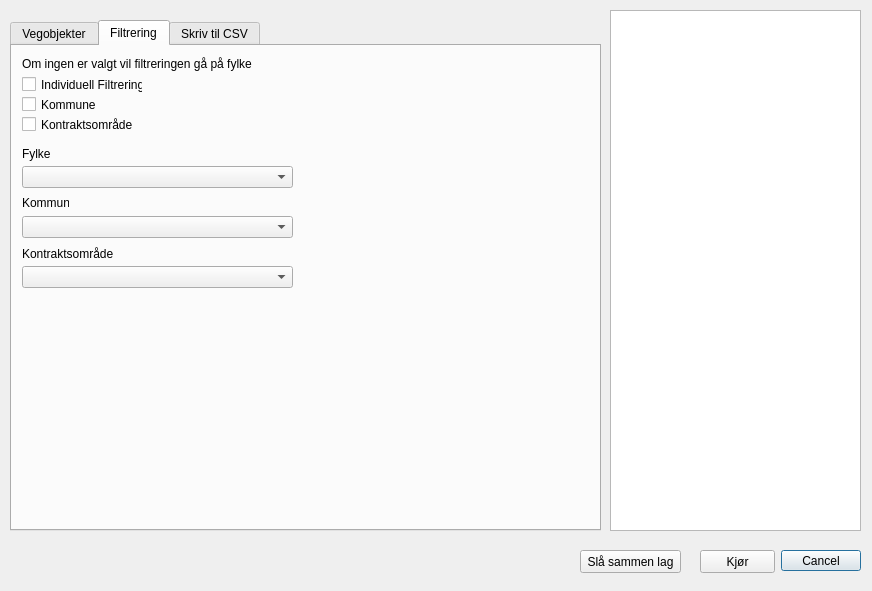
The window that nvdb_qgis_plugin_dialog_base.ui (vtfk/NVDB-qgis-plugin) describes before a commit, drawn with Qt 5.
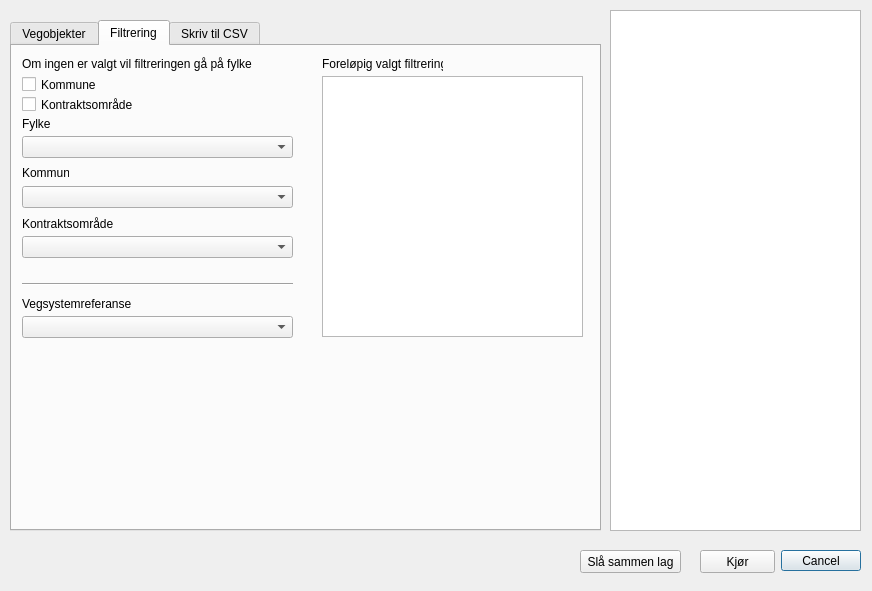
The same window after the commit. The open tabs and pages were chosen to show the change.

Commit message: Filtrering for vegsystemreferanse

Patch:
```diff
--- a/nvdb_qgis_plugin_dialog_base.ui
+++ b/nvdb_qgis_plugin_dialog_base.ui
@@ -157,27 +157,11 @@
     <attribute name="title">
      <string>Filtrering</string>
     </attribute>
-    <widget class="QCheckBox" name="individCheck">
-     <property name="geometry">
-      <rect>
-       <x>10</x>
-       <y>30</y>
-       <width>121</width>
-       <height>17</height>
-      </rect>
-     </property>
-     <property name="text">
-      <string>Individuell Filtrering</string>
-     </property>
-     <property name="tristate">
-      <bool>false</bool>
-     </property>
-    </widget>
     <widget class="QLabel" name="label_2">
      <property name="geometry">
       <rect>
        <x>10</x>
-       <y>100</y>
+       <y>70</y>
        <width>71</width>
        <height>16</height>
       </rect>
@@ -190,7 +174,7 @@
      <property name="geometry">
       <rect>
        <x>10</x>
-       <y>170</y>
+       <y>140</y>
        <width>271</width>
        <height>22</height>
       </rect>
@@ -200,7 +184,7 @@
      <property name="geometry">
       <rect>
        <x>10</x>
-       <y>150</y>
+       <y>120</y>
        <width>47</width>
        <height>13</height>
       </rect>
@@ -213,7 +197,7 @@
      <property name="geometry">
       <rect>
        <x>10</x>
-       <y>120</y>
+       <y>90</y>
        <width>271</width>
        <height>22</height>
       </rect>
@@ -223,7 +207,7 @@
      <property name="geometry">
       <rect>
        <x>10</x>
-       <y>50</y>
+       <y>30</y>
        <width>101</width>
        <height>17</height>
       </rect>
@@ -236,7 +220,7 @@
      <property name="geometry">
       <rect>
        <x>10</x>
-       <y>70</y>
+       <y>50</y>
        <width>111</width>
        <height>17</height>
       </rect>
@@ -262,7 +246,7 @@
      <property name="geometry">
       <rect>
        <x>10</x>
-       <y>220</y>
+       <y>190</y>
        <width>271</width>
        <height>22</height>
       </rect>
@@ -272,7 +256,7 @@
      <property name="geometry">
       <rect>
        <x>10</x>
-       <y>200</y>
+       <y>170</y>
        <width>91</width>
        <height>16</height>
       </rect>
@@ -281,6 +265,65 @@
       <string>Kontraktsområde</string>
      </property>
     </widget>
+    <widget class="QComboBox" name="vegsystemBox">
+     <property name="geometry">
+      <rect>
+       <x>10</x>
+       <y>270</y>
+       <width>271</width>
+       <height>22</height>
+      </rect>
+     </property>
+    </widget>
+    <widget class="QLabel" name="label_9">
+     <property name="geometry">
+      <rect>
+       <x>10</x>
+       <y>250</y>
+       <width>111</width>
+       <height>16</height>
+      </rect>
+     </property>
+     <property name="text">
+      <string>Vegsystemreferanse</string>
+     </property>
+    </widget>
+    <widget class="Line" name="line">
+     <property name="geometry">
+      <rect>
+       <x>10</x>
+       <y>230</y>
+       <width>271</width>
+       <height>16</height>
+      </rect>
+     </property>
+     <property name="orientation">
+      <enum>Qt::Horizontal</enum>
+     </property>
+    </widget>
+    <widget class="QTextEdit" name="filterEdit">
+     <property name="geometry">
+      <rect>
+       <x>310</x>
+       <y>30</y>
+       <width>261</width>
+       <height>261</height>
+      </rect>
+     </property>
+    </widget>
+    <widget class="QLabel" name="label_10">
+     <property name="geometry">
+      <rect>
+       <x>310</x>
+       <y>10</y>
+       <width>121</width>
+       <height>16</height>
+      </rect>
+     </property>
+     <property name="text">
+      <string>Foreløpig valgt filtrering</string>
+     </property>
+    </widget>
    </widget>
    <widget class="QWidget" name="tab_3">
     <attribute name="title">
```
Left out of the diff: 2 changed lines with no effect on the pictures. The commit also changes 2 other files.
